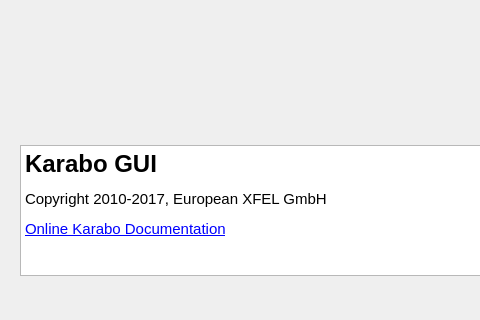
Old version of the form src/pythonGui/karabogui/dialogs/about.ui in the repository European-XFEL/Karabo; both pictures show x 0 to 480 and y 345 to 665 of the 865 by 665 pixel window.
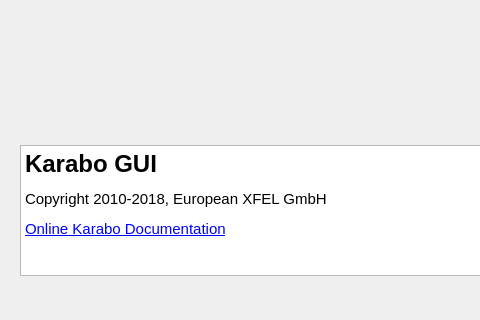
New version of the form.

Diff of the .ui file:
```diff
--- a/src/pythonGui/karabogui/dialogs/about.ui
+++ b/src/pythonGui/karabogui/dialogs/about.ui
@@ -62,7 +62,7 @@
 p, li { white-space: pre-wrap; }
 &lt;/style&gt;&lt;/head&gt;&lt;body style=&quot; font-family:'Ubuntu'; font-size:11pt; font-weight:400; font-style:normal;&quot;&gt;
 &lt;p style=&quot; margin-top:12px; margin-bottom:12px; margin-left:0px; margin-right:0px; -qt-block-indent:0; text-indent:0px;&quot;&gt;&lt;span style=&quot; font-size:18pt; font-weight:600;&quot;&gt;Karabo GUI&lt;/span&gt;&lt;/p&gt;
-&lt;p style=&quot; margin-top:12px; margin-bottom:12px; margin-left:0px; margin-right:0px; -qt-block-indent:0; text-indent:0px;&quot;&gt;Copyright 2010-2017, European XFEL GmbH&lt;/p&gt;
+&lt;p style=&quot; margin-top:12px; margin-bottom:12px; margin-left:0px; margin-right:0px; -qt-block-indent:0; text-indent:0px;&quot;&gt;Copyright 2010-2018, European XFEL GmbH&lt;/p&gt;
 &lt;p style=&quot; margin-top:12px; margin-bottom:12px; margin-left:0px; margin-right:0px; -qt-block-indent:0; text-indent:0px;&quot;&gt;&lt;a href=&quot;https://in.xfel.eu/readthedocs/docs/karabo/en/latest/&quot;&gt;&lt;span style=&quot; text-decoration: underline; color:#0000ff;&quot;&gt;Online Karabo Documentation&lt;/span&gt;&lt;/a&gt;&lt;/p&gt;&lt;/body&gt;&lt;/html&gt;</string>
    </property>
    <property name="textInteractionFlags">
```
